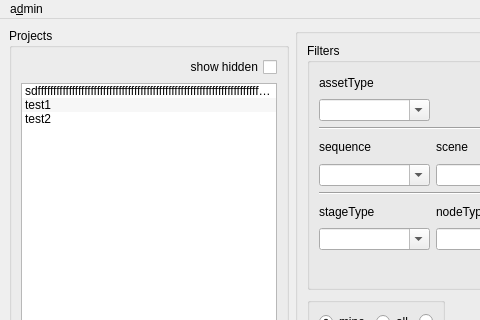
The window that rbhusUI/lib/qt5/rbhusPipe_main/ui_main.ui (aumanimationstudios/rbhus) describes before a commit, drawn with Qt 5; both pictures show x 0 to 480 and y 0 to 320 of the 1110 by 855 pixel window.
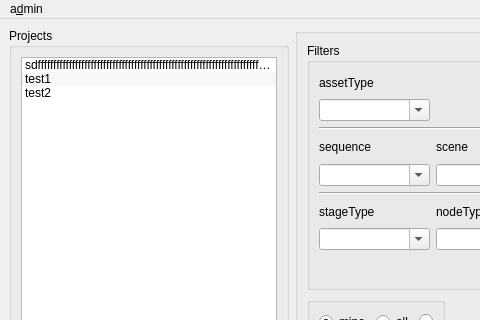
The same window after the commit.

Patch:
```diff
--- a/rbhusUI/lib/qt5/rbhusPipe_main/ui_main.ui
+++ b/rbhusUI/lib/qt5/rbhusPipe_main/ui_main.ui
@@ -35,16 +35,6 @@
          <bool>false</bool>
         </property>
         <layout class="QVBoxLayout" name="verticalLayout">
-         <item>
-          <widget class="QCheckBox" name="checkBox_2">
-           <property name="layoutDirection">
-            <enum>Qt::RightToLeft</enum>
-           </property>
-           <property name="text">
-            <string>show hidden</string>
-           </property>
-          </widget>
-         </item>
          <item>
           <widget class="QListWidget" name="listWidgetProj">
            <property name="sizePolicy">
```
